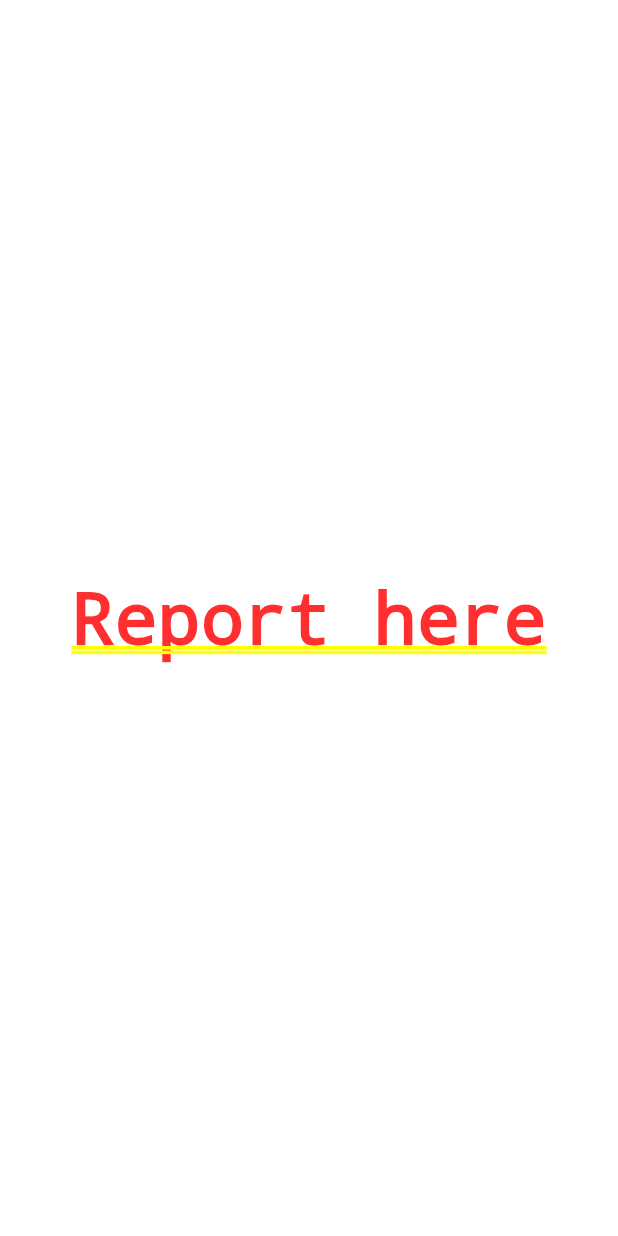
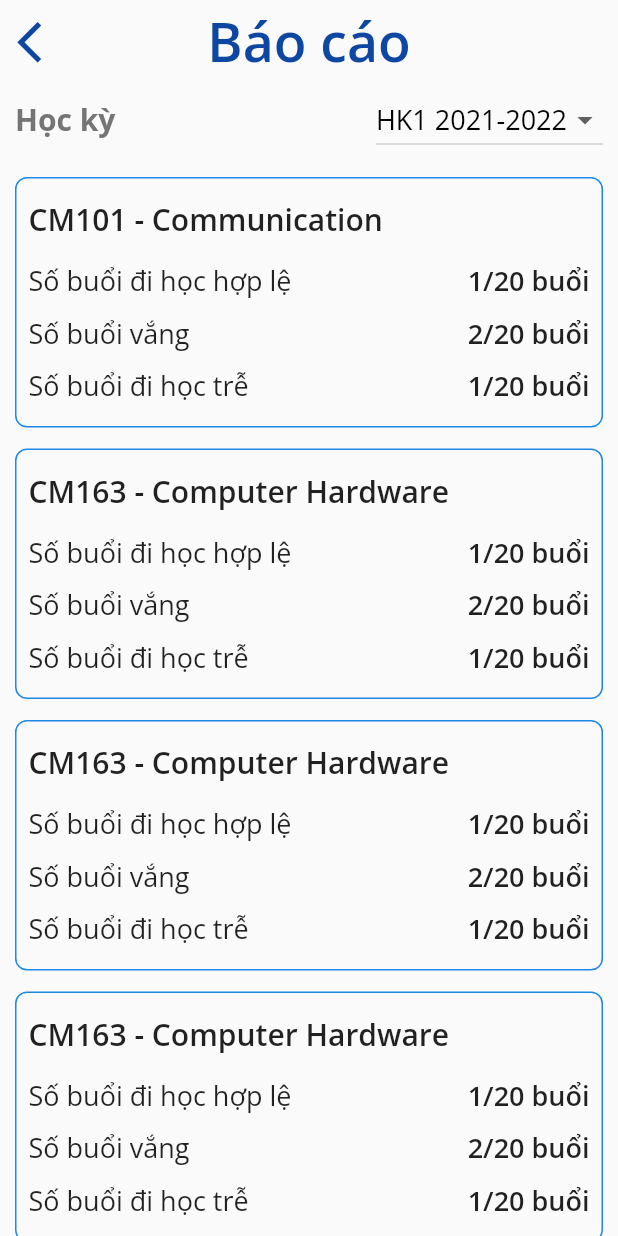
Before and after one commit to pqhuy1102/smartschool_mobile, a Flutter app: the screen it shows after launch, after a tap on "Báo cáo", on a phone screen of 412 x 824 dp. Run offline on Flutter 3.47's test engine with Material 2 defaults, Android fonts, the phone set to English and light mode, and no system bars; our stand-ins replace flutter_spinkit, get, qr_flutter, sizer; network calls fail.

Commit message:
report-screen-ui

```diff
--- a/lib/modules/dashboard/views/dashboard_screen.dart
+++ b/lib/modules/dashboard/views/dashboard_screen.dart
@@ -44,14 +44,15 @@ class _DashBoardScreenState extends State<DashBoardScreen> {
               title: Text(
                 'Điểm danh',
                 style: TextStyle(
-                    fontSize: 32,
+                    fontSize: 26.sp,
                     color: Colors.blue.shade900,
                     fontWeight: FontWeight.w600),
               ),
               actions: [
                 IconButton(
+                  // ignore: avoid_returning_null_for_void
                   onPressed: () => null,
-                  icon: const Icon(Icons.notifications),
+                  icon: const Icon(Icons.notifications_none),
                   color: Colors.blue.shade900,
                   iconSize: 30.sp,
                 )
@@ -88,7 +89,7 @@ class _DashBoardScreenState extends State<DashBoardScreen> {
                       ),
 
                       Container(
-                        height: 18.h,
+                        height: 20.h,
                         width: double.infinity,
                         margin: const EdgeInsets.symmetric(
                             horizontal: 10, vertical: 12),
--- a/lib/modules/report/views/report_screen.dart
+++ b/lib/modules/report/views/report_screen.dart
@@ -1,14 +1,132 @@
 import 'package:flutter/material.dart';
+import 'package:get/get.dart';
+import 'package:sizer/sizer.dart';
+import 'package:smartschool_mobile/modules/report/widgets/detail_subject.dart';
 
-class ReportScreen extends StatelessWidget {
+class ReportScreen extends StatefulWidget {
   const ReportScreen({Key? key}) : super(key: key);
 
   @override
+  State<ReportScreen> createState() => _ReportScreenState();
+}
+
+class _ReportScreenState extends State<ReportScreen> {
+  @override
   Widget build(BuildContext context) {
-    return Column(
-      crossAxisAlignment: CrossAxisAlignment.center,
-      mainAxisAlignment: MainAxisAlignment.center,
-      children: [Text('Report here')],
-    );
+    return SafeArea(
+        child: Scaffold(
+            extendBodyBehindAppBar: true,
+            resizeToAvoidBottomInset: true,
+            appBar: AppBar(
+              leading: IconButton(
+                icon: Icon(
+                  Icons.arrow_back_ios,
+                  color: Colors.blue.shade900,
+                  size: 24.sp,
+                ),
+                onPressed: () {
+                  Get.back();
+                },
+              ),
+              title: Text(
+                'Báo cáo',
+                style: TextStyle(
+                    fontSize: 26.sp,
+                    color: Colors.blue.shade900,
+                    fontWeight: FontWeight.w600),
+              ),
+              centerTitle: true,
+              backgroundColor: Colors.transparent,
+              elevation: 0,
+            ),
+            body: Container(
+              padding: const EdgeInsets.symmetric(horizontal: 10),
+              child: SafeArea(
+                child: Column(
+                  children: [
+                    Row(
+                      mainAxisAlignment: MainAxisAlignment.spaceBetween,
+                      children: [
+                        Text(
+                          'Học kỳ',
+                          style: TextStyle(
+                              fontSize: 20,
+                              color: Colors.grey.shade600,
+                              fontWeight: FontWeight.bold),
+                        ),
+                        DropdownButton(items: const [
+                          DropdownMenuItem(
+                            child: Text(
+                              'HK1 2021-2022',
+                              style: TextStyle(
+                                  fontSize: 18,
+                                  color: Colors.black,
+                                  fontWeight: FontWeight.w400),
+                            ),
+                            value: "1",
+                          ),
+                          DropdownMenuItem(
+                            child: Text(
+                              'HK2 2021-2022',
+                              style: TextStyle(
+                                  fontSize: 18,
+                                  color: Colors.black,
+                                  fontWeight: FontWeight.w400),
+                            ),
+                            value: "2",
+                          ),
+                          DropdownMenuItem(
+                            child: Text(
+                              'HK3 2021-2022',
+                              style: TextStyle(
+                                  fontSize: 18,
+                                  color: Colors.black,
+                                  fontWeight: FontWeight.w400),
+                            ),
+                            value: "3",
+                          ),
+                        ], value: "1", onChanged: (selectedValue) {}),
+                      ],
+                    ),
+                    const SizedBox(
+                      height: 14,
+                    ),
+                    Expanded(
+                        child: ListView(
+                      children: const [
+                        DetailSubject(
+                          subjectName: 'CM101 - Communication',
+                          validSession: 1,
+                          absenceSession: 2,
+                          lateSession: 1,
+                          totalSession: 20,
+                        ),
+                        DetailSubject(
+                          subjectName: 'CM163 - Computer Hardware',
+                          validSession: 1,
+                          absenceSession: 2,
+                          lateSession: 1,
+                          totalSession: 20,
+                        ),
+                        DetailSubject(
+                          subjectName: 'CM163 - Computer Hardware',
+                          validSession: 1,
+                          absenceSession: 2,
+                          lateSession: 1,
+                          totalSession: 20,
+                        ),
+                        DetailSubject(
+                          subjectName: 'CM163 - Computer Hardware',
+                          validSession: 1,
+                          absenceSession: 2,
+                          lateSession: 1,
+                          totalSession: 20,
+                        ),
+                      ],
+                    ))
+                  ],
+                ),
+              ),
+            )));
   }
 }
--- /dev/null
+++ b/lib/modules/report/widgets/detail_subject.dart
@@ -0,0 +1,96 @@
+import 'package:flutter/material.dart';
+
+class DetailSubject extends StatelessWidget {
+  const DetailSubject(
+      {Key? key,
+      required this.subjectName,
+      required this.totalSession,
+      required this.validSession,
+      required this.absenceSession,
+      required this.lateSession})
+      : super(key: key);
+  final String subjectName;
+  final int validSession;
+  final int absenceSession;
+  final int lateSession;
+  final int totalSession;
+
+  @override
+  Widget build(BuildContext context) {
+    return Container(
+      margin: const EdgeInsets.fromLTRB(0, 0, 0, 14),
+      padding: const EdgeInsets.fromLTRB(8, 14, 8, 14),
+      decoration: BoxDecoration(
+          borderRadius: BorderRadius.circular(8),
+          border: Border.all(color: Colors.blue.shade600)),
+      child: Column(
+        children: [
+          Row(
+            children: [
+              Text(
+                // ignore: unnecessary_string_interpolations
+                '$subjectName',
+                style:
+                    const TextStyle(fontSize: 20, fontWeight: FontWeight.w600),
+              ),
+            ],
+          ),
+          const SizedBox(
+            height: 15,
+          ),
+          Row(
+            mainAxisAlignment: MainAxisAlignment.spaceBetween,
+            children: [
+              // ignore: unnecessary_string_interpolations
+              const Text(
+                'Số buổi đi học hợp lệ',
+                style: TextStyle(fontSize: 18, fontWeight: FontWeight.w400),
+              ),
+              Text(
+                '$validSession' '/' '$totalSession ' 'buổi',
+                style:
+                    const TextStyle(fontSize: 18, fontWeight: FontWeight.w600),
+              )
+            ],
+          ),
+          const SizedBox(
+            height: 10,
+          ),
+          Row(
+            mainAxisAlignment: MainAxisAlignment.spaceBetween,
+            children: [
+              // ignore: unnecessary_string_interpolations
+              const Text(
+                'Số buổi vắng',
+                style: TextStyle(fontSize: 18, fontWeight: FontWeight.w400),
+              ),
+              Text(
+                '$absenceSession' '/' '$totalSession ' 'buổi',
+                style:
+                    const TextStyle(fontSize: 18, fontWeight: FontWeight.w600),
+              )
+            ],
+          ),
+          const SizedBox(
+            height: 10,
+          ),
+          Row(
+            mainAxisAlignment: MainAxisAlignment.spaceBetween,
+            children: [
+              // ignore: unnecessary_string_interpolations
+              const Text(
+                'Số buổi đi học trễ',
+                style: TextStyle(fontSize: 18, fontWeight: FontWeight.w400),
+              ),
+              Text(
+                '$lateSession' '/' '$totalSession ' 'buổi',
+                style:
+                    const TextStyle(fontSize: 18, fontWeight: FontWeight.w600),
+              )
+            ],
+          ),
+        ],
+      ),
+    );
+  }
+}
--- a/lib/modules/splash/views/splash_screen.dart
+++ b/lib/modules/splash/views/splash_screen.dart
@@ -41,12 +41,12 @@ class _SplashScreenState extends State<SplashScreen> {
           children: <Widget>[
             Container(
                 margin: const EdgeInsets.only(top: 150, bottom: 30),
-                height: h * 0.16,
+                height: h * 0.18,
                 width: w,
                 decoration: const BoxDecoration(
                     image: DecorationImage(
                   image: NetworkImage(
-                      'https://phenikaamaas.com/wp-content/themes/phenikaa-theme-dev/images/logo-black.png'),
+                      'https://haitrieu.com/wp-content/uploads/2021/12/logo-hcmus-new.png'),
                 ))),
             Container(
               margin: const EdgeInsets.symmetric(vertical: 0),
@@ -55,7 +55,7 @@ class _SplashScreenState extends State<SplashScreen> {
                 style: TextStyle(
                     color: Colors.red[300],
                     fontSize: 30,
-                    fontWeight: FontWeight.w500),
+                    fontWeight: FontWeight.w700),
               ),
             ),
             Container(
@@ -65,7 +65,7 @@ class _SplashScreenState extends State<SplashScreen> {
                 style: TextStyle(
                     color: Colors.blue[900],
                     fontSize: 30,
-                    fontWeight: FontWeight.w500),
+                    fontWeight: FontWeight.w700),
               ),
             ),
             Container(
```
